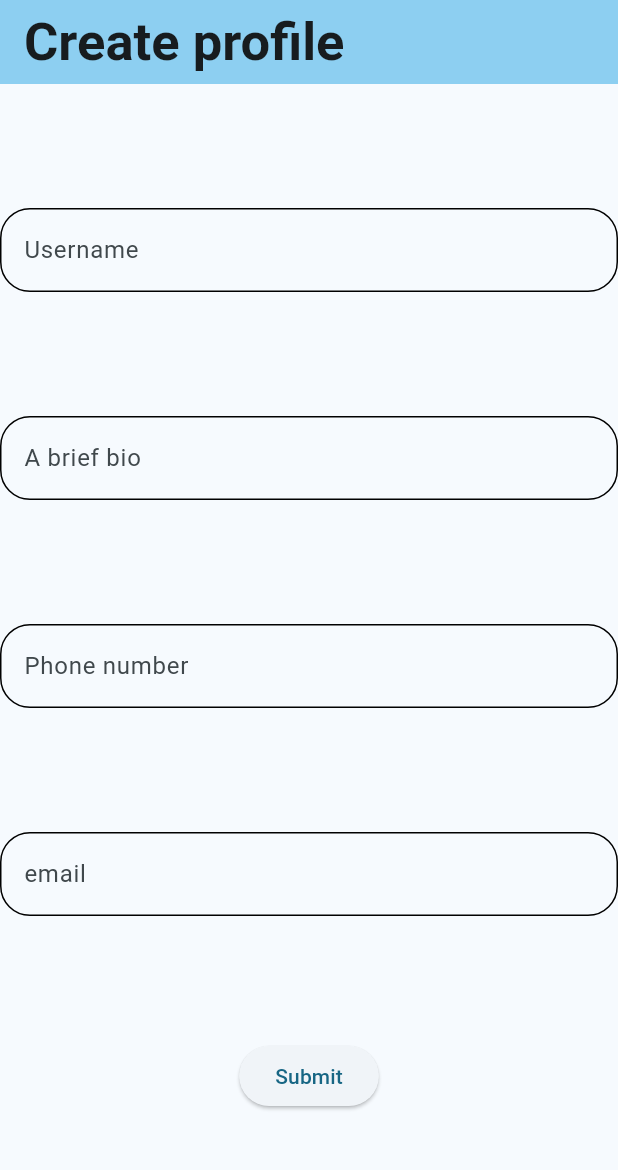
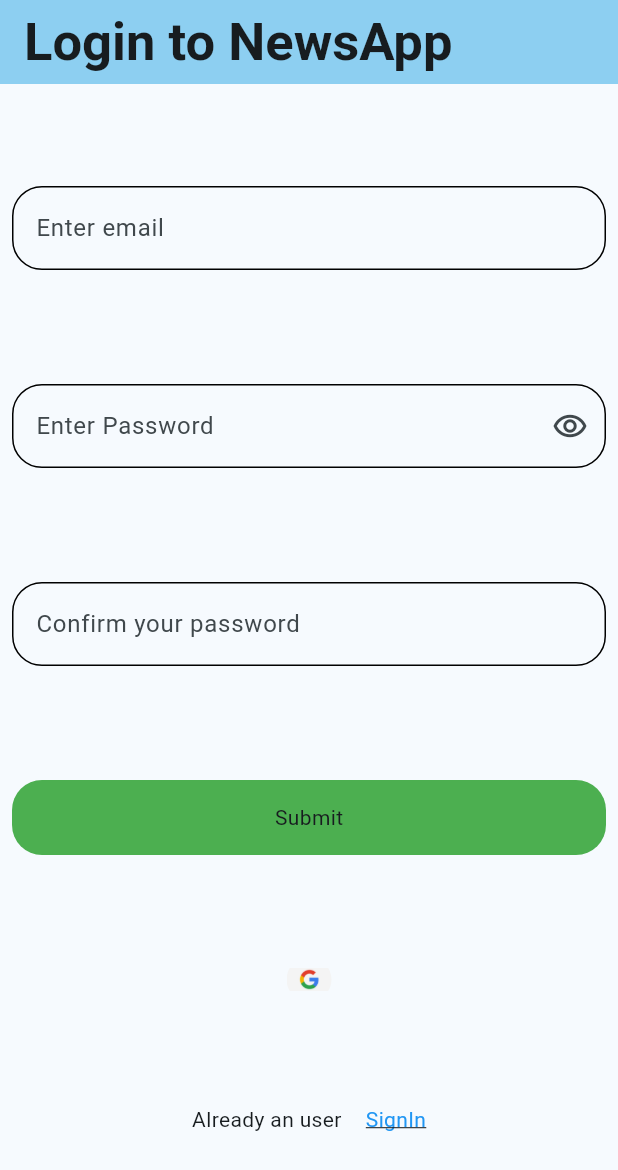
Before and after one commit to Ammu9885413875/news_app, a Flutter app: the screen it shows after launch, on a phone screen of 412 x 824 dp. Shown: the top 1170 px of the screen. Run offline on Flutter 3.47's test engine with Material 3 defaults, Android fonts, the phone set to English and light mode, and no system bars; our stand-ins replace clay_containers, firebase_auth, firebase_core, google_sign_in, shared_preferences, timeago; accounts and stored records are empty.

Commit message:
Added firbase authentication to the app

```diff
--- a/lib/main.dart
+++ b/lib/main.dart
@@ -3,9 +3,9 @@ import 'package:firebase_core/firebase_core.dart';
 import 'package:flutter/material.dart';
 import 'package:newsapp/pages/home_trail.dart';
 import 'package:newsapp/pages/homepage.dart';
-import 'package:newsapp/pages/loginpage.dart';
-import 'package:newsapp/pages/my_login_page_trail.dart';
-import 'package:newsapp/pages/my_signin.dart';
+import 'package:newsapp/pages/profile_creation_page.dart';
+import 'package:newsapp/pages/my_login_page.dart';
+import 'package:newsapp/pages/my_signin_page.dart';
 import 'package:newsapp/widgets/bottom_nav_bar.dart';
 import 'package:shared_preferences/shared_preferences.dart';
 void main() async{
@@ -26,34 +26,34 @@ class MyApp extends StatelessWidget {
             130, 194, 227, 1.0)),
         useMaterial3: true,
       ),
-      home: FutureBuilder<Widget>(
-        future: navigateToPage(),
-        builder: (context, snapshot) {
-          if (snapshot.connectionState == ConnectionState.waiting) {
-            return Center(child: CircularProgressIndicator());
-          } else if (snapshot.hasError) {
-            return Center(child: Text('Error: ${snapshot.error}'));
-          } else {
-            return snapshot.data!;
-          }
-        },
-      ),
-      // home: StreamBuilder(stream: FirebaseAuth.instance.authStateChanges(), builder: (context, snapshot) {
-      //   if(snapshot.hasData){
-      //     return MyHomeTrial();
-      //   }
-      //   else{
-      //     return MyLoginTrial();
-      //   }
-      // },),
+      // home: FutureBuilder<Widget>(
+      //   future: navigateToPage(),
+      //   builder: (context, snapshot) {
+      //     if (snapshot.connectionState == ConnectionState.waiting) {
+      //       return Center(child: CircularProgressIndicator());
+      //     } else if (snapshot.hasError) {
+      //       return Center(child: Text('Error: ${snapshot.error}'));
+      //     } else {
+      //       return snapshot.data!;
+      //     }
+      //   },
+      // ),
+      home: StreamBuilder(stream: FirebaseAuth.instance.authStateChanges(), builder: (context, snapshot) {
+        if(snapshot.hasData){
+          return NavigationBars();
+        }
+        else{
+          return MyLoginPage();
+        }
+      },),
     );
   }
-  Future<Widget> navigateToPage() async{
-    SharedPreferences prefs=await SharedPreferences.getInstance();
-    bool isLoggedIn=prefs.getBool('isLoggedIn')??false;
-    if(isLoggedIn){
-      return NavigationBars();
-    }
-    return MyLoginPage(title: 'Create profile',);
-  }
+  // Future<Widget> navigateToPage() async{
+  //   SharedPreferences prefs=await SharedPreferences.getInstance();
+  //   bool isLoggedIn=prefs.getBool('isLoggedIn')??false;
+  //   if(isLoggedIn){
+  //     return NavigationBars();
+  //   }
+  //   return MyLoginPage(title: 'Create profile',);
+  // }
 }
--- /dev/null
+++ b/lib/pages/my_login_page.dart
@@ -0,0 +1,205 @@
+import 'package:firebase_auth/firebase_auth.dart';
+import 'package:flutter/material.dart';
+import 'package:google_sign_in/google_sign_in.dart';
+import 'package:newsapp/pages/my_signin_page.dart';
+import 'package:newsapp/pages/profile_creation_page.dart';
+import 'package:newsapp/widgets/snackBar.dart';
+class MyLoginPage extends StatefulWidget {
+  const MyLoginPage({super.key});
+  @override
+  State<MyLoginPage> createState() => _MyLoginPageState();
+}
+class _MyLoginPageState extends State<MyLoginPage> {
+  bool isLoading=false;
+  var email=TextEditingController();
+  var password=TextEditingController();
+  var confirmPassword=TextEditingController();
+  bool isVisible=true;
+  @override
+  Widget build(BuildContext context) {
+    return Scaffold(
+      appBar: AppBar(
+        backgroundColor:Theme.of(context).colorScheme.inversePrimary,
+        title: Text('Login to NewsApp',style: TextStyle(fontWeight: FontWeight.bold,fontSize: 35)),
+      ),
+      body: Column(
+        mainAxisAlignment: MainAxisAlignment.spaceEvenly,
+        children: [
+          Padding(
+            padding: const EdgeInsets.all(8.0),
+            child: TextField(
+              keyboardType: TextInputType.emailAddress,
+              controller: email,
+              decoration: InputDecoration(
+                  hintText: 'Enter email',
+                  enabledBorder: OutlineInputBorder(
+                      borderRadius: BorderRadius.circular(20),
+                      borderSide: BorderSide(
+                        width: 1,
+                        color: Colors.black,
+                      )
+                  ),
+                  focusedBorder: OutlineInputBorder(
+                    borderSide: BorderSide(
+                      color: Colors.blueAccent,
+                      width: 3,
+                    ),
+                    borderRadius: BorderRadius.circular(20),
+                  )
+
+              ),
+            ),
+          ),
+          Padding(
+            padding: const EdgeInsets.all(8.0),
+            child: TextField(
+              obscureText: isVisible,
+              controller: password,
+              decoration: InputDecoration(
+                  suffixIcon: InkWell(onTap: (){
+                    isVisible=!isVisible;
+                    setState(() {
+
+                    });
+                  },
+                    child: Icon(Icons.remove_red_eye_outlined),),
+                  hintText: 'Enter Password',
+                  enabledBorder: OutlineInputBorder(
+                      borderRadius: BorderRadius.circular(20),
+                      borderSide: BorderSide(
+                        width: 1,
+                        color: Colors.black,
+                      )
+                  ),
+                  focusedBorder: OutlineInputBorder(
+                    borderSide: BorderSide(
+                      color: Colors.blueAccent,
+                      width: 3,
+                    ),
+                    borderRadius: BorderRadius.circular(20),
+                  )
+              ),
+            ),
+          ),
+          Padding(
+            padding: const EdgeInsets.all(8.0),
+            child: TextField(
+              obscureText: true,
+              controller: confirmPassword,
+              decoration: InputDecoration(
+                  hintText: 'Confirm your password',
+                  enabledBorder: OutlineInputBorder(
+                      borderRadius: BorderRadius.circular(20),
+                      borderSide: BorderSide(
+                        width: 1,
+                        color: Colors.black,
+                      )
+                  ),
+                  focusedBorder: OutlineInputBorder(
+                    borderSide: BorderSide(
+                      color: Colors.blueAccent,
+                      width: 3,
+                    ),
+                    borderRadius: BorderRadius.circular(20),
+                  )
+
+              ),
+            ),
+          ),
+          Padding(
+            padding: const EdgeInsets.all(8.0),
+            child: Container(
+              width: double.infinity,
+              decoration: BoxDecoration(
+                color: Colors.green,
+                borderRadius: BorderRadius.circular(20),
+              ),
+              height: 50,
+              child: InkWell(onTap: () async{
+                if(email.text.toString().isEmpty||password.text.toString().isEmpty)
+                {
+                  var mySnack=SnackBarWidget();
+                  mySnack.showSnackBar('Email/ Password can\'t be empty', Colors.redAccent, context);
+                }
+                else if(password.text.toString()!=confirmPassword.text.toString())
+                {
+                  var mySnack=SnackBarWidget();
+                  mySnack.showSnackBar('Password and confirm password don\'t match', Colors.redAccent, context);
+                }
+                else{
+                  try {
+                    await FirebaseAuth.instance
+                        .createUserWithEmailAndPassword(
+                      email: email.text.toString(),
+                      password: password.text.toString(),
+                    );
+                    var mySnack=SnackBarWidget();
+                    mySnack.showSnackBar('Authentication successful', Colors.greenAccent, context);
+                    Navigator.push(context, MaterialPageRoute(builder: (context)=>MyProfileCreation(title: 'Create profile')));
+                  }on FirebaseAuthException catch(e){
+                  if(e.code=='weak-password'){
+                    var mySnack=SnackBarWidget();
+                    mySnack.showSnackBar('Password is too weak. Set a strong password.', Colors.redAccent, context);
+                  }
+                  else if(e.code=='email-already-in-use'){
+                    var mySnack=SnackBarWidget();
+                    mySnack.showSnackBar('Email already in use.', Colors.redAccent, context);
+                  }
+                }catch(e){
+                    var mySnack=SnackBarWidget();
+                    mySnack.showSnackBar('An unexpected error occurred....', Colors.redAccent, context);
+                  }
+                }
+              }, child: Center(child: Text('Submit'))),
+            ),
+          ),
+          isLoading?CircularProgressIndicator():InkWell(onTap: (){
+            setState(() {
+              isLoading=true;
+            });
+            signInWithGoogle();
+            setState(() {
+              isLoading=false;
+            });
+          }, child: SizedBox(width:30,height:30,child: ClipRRect(borderRadius: BorderRadius.circular(20),child: Image.asset('assets/images/google.jpeg')))),
+          Row(
+            mainAxisAlignment: MainAxisAlignment.center,
+            children: [
+              Padding(
+                padding: const EdgeInsets.all(8.0),
+                child: Text('Already an user'),
+              ),
+              Padding(
+                padding: const EdgeInsets.all(8.0),
+                child: MouseRegion(
+                  cursor: SystemMouseCursors.click,
+                  child: InkWell(
+                    onTap: (){
+                      Navigator.push(context, MaterialPageRoute(builder: (context)=>MySignIn()));
+                    },
+                    child: Text('SignIn',style: TextStyle(
+                      color: Colors.blue,
+                      decoration: TextDecoration.underline,
+                    ),),
+                  ),
+                ),
+              )
+            ],
+          ),
+        ],
+      ),
+    );
+  }
+  Future<UserCredential?> signInWithGoogle() async{
+    try{
+      final user=await GoogleSignIn().signIn();
+      final auth=await user?.authentication;
+      final credential=GoogleAuthProvider.credential(idToken: auth?.idToken,accessToken: auth?.accessToken);
+      return await FirebaseAuth.instance.signInWithCredential(credential);
+    }
+    catch(e){
+      print(e);
+    }
+    return null;
+  }
+}
--- a/lib/pages/loginpage.dart
+++ b/lib/pages/profile_creation_page.dart
@@ -1,16 +1,16 @@
+import 'package:firebase_auth/firebase_auth.dart';
 import 'package:flutter/material.dart';
-import 'package:newsapp/pages/homepage.dart';
 import 'package:newsapp/widgets/bottom_nav_bar.dart';
 import 'package:shared_preferences/shared_preferences.dart';
-class MyLoginPage extends StatefulWidget {
+class MyProfileCreation extends StatefulWidget {
   final String title;
-  const MyLoginPage({super.key,required this.title});
+  const MyProfileCreation({super.key,required this.title});
 
   @override
-  State<MyLoginPage> createState() => _MyLoginPageState();
+  State<MyProfileCreation> createState() => _MyProfileCreationState();
 }
 
-class _MyLoginPageState extends State<MyLoginPage> {
+class _MyProfileCreationState extends State<MyProfileCreation> {
   var userName=TextEditingController();
   var bio=TextEditingController();
   var phoneNo=TextEditingController();
@@ -26,28 +26,28 @@ class _MyLoginPageState extends State<MyLoginPage> {
       body: Column(
         mainAxisAlignment: MainAxisAlignment.spaceEvenly,
         children: [
-          TextField(
-            keyboardType: TextInputType.text,
-            controller: userName,
-            decoration: InputDecoration(
-              hintText: 'Username',
-              enabledBorder: OutlineInputBorder(
-                borderRadius: BorderRadius.circular(20),
-                borderSide: BorderSide(
-                  width: 1,
-                  color: Colors.black,
-                )
-              ),
-              focusedBorder: OutlineInputBorder(
-                borderSide: BorderSide(
-                  color: Colors.blueAccent,
-                  width: 3,
-                ),
-                borderRadius: BorderRadius.circular(20),
-              )
-
-            ),
-          ),
+          // TextField(
+          //   keyboardType: TextInputType.text,
+          //   controller: userName,
+          //   decoration: InputDecoration(
+          //     hintText: 'Username',
+          //     enabledBorder: OutlineInputBorder(
+          //       borderRadius: BorderRadius.circular(20),
+          //       borderSide: BorderSide(
+          //         width: 1,
+          //         color: Colors.black,
+          //       )
+          //     ),
+          //     focusedBorder: OutlineInputBorder(
+          //       borderSide: BorderSide(
+          //         color: Colors.blueAccent,
+          //         width: 3,
+          //       ),
+          //       borderRadius: BorderRadius.circular(20),
+          //     )
+          //
+          //   ),
+          // ),
           TextField(
             keyboardType: TextInputType.multiline,
             minLines: 1,
@@ -94,31 +94,32 @@ class _MyLoginPageState extends State<MyLoginPage> {
 
             ),
           ),
-          TextField(
-            keyboardType: TextInputType.emailAddress,
-            controller: email,
-            decoration: InputDecoration(
-              hintText: 'email',
-                 enabledBorder: OutlineInputBorder(
-                    borderRadius: BorderRadius.circular(20),
-                    borderSide: BorderSide(
-                      width: 1,
-                      color: Colors.black,
-                    )
-                ),
-                focusedBorder: OutlineInputBorder(
-                  borderSide: BorderSide(
-                    color: Colors.blueAccent,
-                    width: 3,
-                  ),
-                  borderRadius: BorderRadius.circular(20),
-                )
-
-            ),
-          ),
+          // TextField(
+          //   keyboardType: TextInputType.emailAddress,
+          //   controller: email,
+          //   decoration: InputDecoration(
+          //     hintText: 'email',
+          //        enabledBorder: OutlineInputBorder(
+          //           borderRadius: BorderRadius.circular(20),
+          //           borderSide: BorderSide(
+          //             width: 1,
+          //             color: Colors.black,
+          //           )
+          //       ),
+          //       focusedBorder: OutlineInputBorder(
+          //         borderSide: BorderSide(
+          //           color: Colors.blueAccent,
+          //           width: 3,
+          //         ),
+          //         borderRadius: BorderRadius.circular(20),
+          //       )
+          //
+          //   ),
+          // ),
           ElevatedButton(onPressed: (){
             storeAll();
-            Navigator.pushAndRemoveUntil(context, MaterialPageRoute(builder: (context)=>NavigationBars()),(route)=>false);
+            Navigator.pop(context);
+            //Navigator.pushAndRemoveUntil(context, MaterialPageRoute(builder: (context)=>NavigationBars()),(route)=>false);
           }, child: Text('Submit'))
         ],
       ),
@@ -127,10 +128,10 @@ class _MyLoginPageState extends State<MyLoginPage> {
 
   void storeAll() async{
     SharedPreferences prefs=await SharedPreferences.getInstance();
-    prefs.setString('userName', userName.text.toString());
+    // prefs.setString('userName', userName.text.toString());
     prefs.setString('bio', bio.text.toString());
     prefs.setString('phoneNo', phoneNo.text.toString());
-    prefs.setString('email', email.text.toString());
-    prefs.setBool('isLoggedIn', true);
+    // prefs.setString('email', email.text.toString());
+    //prefs.setBool('isLoggedIn', true);
   }
 }
--- a/lib/pages/profilepage.dart
+++ b/lib/pages/profilepage.dart
@@ -1,6 +1,7 @@
 import 'package:clay_containers/clay_containers.dart';
+import 'package:firebase_auth/firebase_auth.dart';
 import 'package:flutter/material.dart';
-import 'package:newsapp/pages/loginpage.dart';
+import 'package:newsapp/pages/profile_creation_page.dart';
 import 'package:shared_preferences/shared_preferences.dart';
 class MyProfilePage extends StatefulWidget{
   const MyProfilePage({super.key});
@@ -10,10 +11,9 @@ class MyProfilePage extends StatefulWidget{
 }
 
 class _MyProfilePageState extends State<MyProfilePage> {
-  String userName='not specified';
   String bio='nothing to show';
   String phoneNo='nothing to show';
-  String email='nothing to show';
+  var user=FirebaseAuth.instance.currentUser;
   @override
   void initState() {
     // TODO: implement initState
@@ -30,7 +30,7 @@ class _MyProfilePageState extends State<MyProfilePage> {
           Padding(
             padding: const EdgeInsets.all(8.0),
             child: IconButton(onPressed: (){
-              Navigator.push(context, MaterialPageRoute(builder: (context)=>MyLoginPage(title:'Edit profile')));
+              Navigator.push(context, MaterialPageRoute(builder: (context)=>MyProfileCreation(title:'Edit profile')));
             }, icon: Icon(Icons.edit,size: 25,)),
           ),
           Padding(
@@ -63,7 +63,7 @@ class _MyProfilePageState extends State<MyProfilePage> {
                 Padding(
                   padding: const EdgeInsets.all(8.0),
                   child: Text(
-                    'Username : $userName',
+                    'Username : ${user?.displayName??user?.email}',
                     style: TextStyle(fontSize: 20,fontStyle: FontStyle.italic),
                   ),
                 ),
@@ -82,7 +82,7 @@ class _MyProfilePageState extends State<MyProfilePage> {
                 Padding(
                   padding: const EdgeInsets.all(8.0),
                   child:  Text(
-                    'email : $email',
+                    'email : ${user?.email??'No email'}',
                     style: TextStyle(fontSize: 20,fontStyle: FontStyle.italic),
                   ),
                 ),
@@ -103,18 +103,22 @@ class _MyProfilePageState extends State<MyProfilePage> {
 
   void fetchData() async{
     var prefs=await SharedPreferences.getInstance();
-    userName=prefs.getString('userName')??userName;
     bio=prefs.getString('bio')??bio;
     phoneNo=prefs.getString('phoneNo')??phoneNo;
-    email=prefs.getString('email')??email;
     setState(() {
 
     });
   }
 
   void logOut() async{
-    SharedPreferences prefs=await SharedPreferences.getInstance();
-    prefs.setBool('isLoggedIn', false);
-    Navigator.pushAndRemoveUntil(context, MaterialPageRoute(builder: (context)=>MyLoginPage(title: 'Create profile')),(route) => false,);
+    await FirebaseAuth.instance.signOut();
+    popPage();
+    // SharedPreferences prefs=await SharedPreferences.getInstance();
+    // prefs.setBool('isLoggedIn', false);
+    // Navigator.pushAndRemoveUntil(context, MaterialPageRoute(builder: (context)=>MyLoginPage(title: 'Create profile')),(route) => false,);
+  }
+
+  void popPage() {
+    Navigator.pop(context);
   }
 }
--- /dev/null
+++ b/lib/widgets/snackBar.dart
@@ -0,0 +1,12 @@
+import 'package:flutter/material.dart';
+
+class SnackBarWidget{
+  showSnackBar(String msg, Color color,BuildContext context) {
+    SnackBar mySnack = SnackBar(
+      content: Text(msg),
+      duration: Duration(seconds: 1),
+      backgroundColor: color,
+    );
+    ScaffoldMessenger.of(context).showSnackBar(mySnack);
+  }
+}
```
Also changed, not shown: lib/pages/category_page.dart (+13 -10 lines), lib/pages/my_signin_page.dart (added, +109 -0 lines), assets/images/google.jpeg (added), 1 other file.
